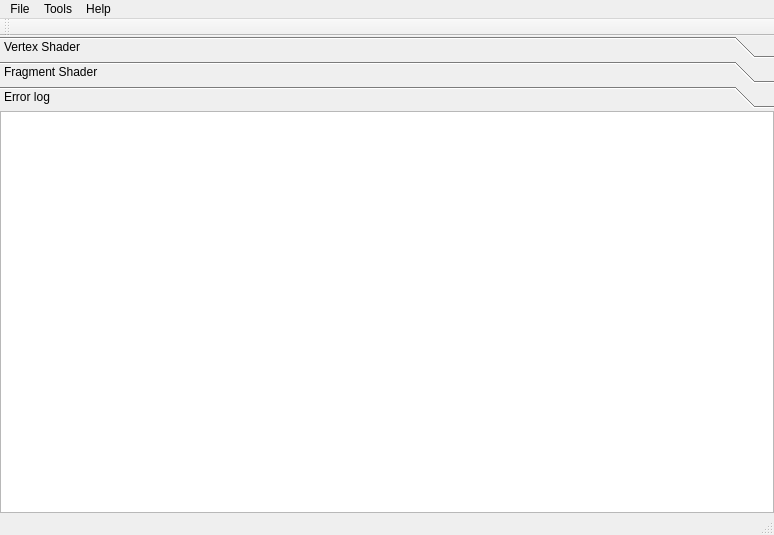
Qt form mainwindow.ui (607011/glsl-live) before a commit.
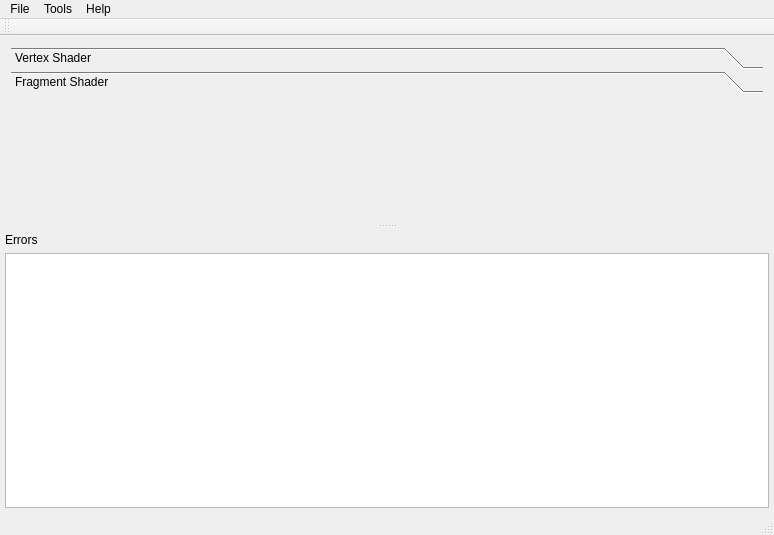
The same form after that commit. The open tabs and pages were chosen to show the change.

Commit message: Codeflow beim Rebuild des Shader-Codes optimiert. UI-Layout verbessert.

The edit to the form file:
```diff
--- a/mainwindow.ui
+++ b/mainwindow.ui
@@ -14,7 +14,7 @@
    <string>GLSL Live Coder</string>
   </property>
   <widget class="QWidget" name="centralWidget">
-   <layout class="QGridLayout" name="gridLayout_2">
+   <layout class="QGridLayout" name="gridLayout">
     <property name="leftMargin">
      <number>0</number>
     </property>
@@ -28,22 +28,38 @@
      <number>0</number>
     </property>
     <item row="0" column="0">
-     <widget class="QSplitter" name="splitter">
+     <widget class="QSplitter" name="hsplitter">
       <property name="orientation">
        <enum>Qt::Horizontal</enum>
       </property>
+      <widget class="QSplitter" name="vsplitter">
+       <property name="orientation">
+        <enum>Qt::Vertical</enum>
+       </property>
+       <widget class="QWidget" name="layoutWidget">
+        <layout class="QVBoxLayout" name="verticalLayoutEditors">
+         <item>
       <widget class="QToolBox" name="toolBox">
+           <property name="sizePolicy">
+            <sizepolicy hsizetype="Expanding" vsizetype="MinimumExpanding">
+             <horstretch>0</horstretch>
+             <verstretch>2</verstretch>
+            </sizepolicy>
+           </property>
        <property name="frameShape">
         <enum>QFrame::NoFrame</enum>
        </property>
        <property name="frameShadow">
         <enum>QFrame::Plain</enum>
        </property>
+           <property name="midLineWidth">
+            <number>0</number>
+           </property>
        <property name="currentIndex">
         <number>0</number>
        </property>
        <property name="tabSpacing">
-        <number>3</number>
+            <number>2</number>
        </property>
        <widget class="QWidget" name="vertexShaderPage">
         <property name="geometry">
@@ -80,8 +96,8 @@
          <rect>
           <x>0</x>
           <y>0</y>
-          <width>774</width>
-          <height>410</height>
+              <width>772</width>
+              <height>117</height>
          </rect>
         </property>
         <attribute name="label">
@@ -105,37 +121,44 @@
          </item>
         </layout>
        </widget>
-       <widget class="QWidget" name="logPage">
-        <property name="geometry">
-         <rect>
-          <x>0</x>
-          <y>0</y>
-          <width>774</width>
-          <height>410</height>
-         </rect>
-        </property>
-        <attribute name="label">
-         <string>Error log</string>
-        </attribute>
-        <layout class="QGridLayout" name="gridLayout">
+          </widget>
+         </item>
+        </layout>
+       </widget>
+       <widget class="QWidget" name="layoutWidget">
+        <layout class="QVBoxLayout" name="verticalLayoutErrors">
          <property name="leftMargin">
-          <number>0</number>
+          <number>5</number>
          </property>
          <property name="topMargin">
-          <number>0</number>
+          <number>5</number>
          </property>
          <property name="rightMargin">
-          <number>0</number>
+          <number>5</number>
          </property>
          <property name="bottomMargin">
-          <number>0</number>
+          <number>5</number>
          </property>
-         <item row="0" column="0">
+         <item>
+          <widget class="QLabel" name="label">
+           <property name="text">
+            <string>Errors</string>
+           </property>
+          </widget>
+         </item>
+         <item>
           <widget class="QTextEdit" name="logTextEdit">
+           <property name="sizePolicy">
+            <sizepolicy hsizetype="Expanding" vsizetype="Expanding">
+             <horstretch>0</horstretch>
+             <verstretch>0</verstretch>
+            </sizepolicy>
+           </property>
            <property name="font">
             <font>
              <family>Courier New</family>
              <italic>false</italic>
+             <kerning>false</kerning>
             </font>
            </property>
            <property name="readOnly">
```
Left out of the diff: 6 changed lines with no effect on the pictures. Lines whose indentation alone changed are shown as unchanged. The commit also changes 5 other files.
